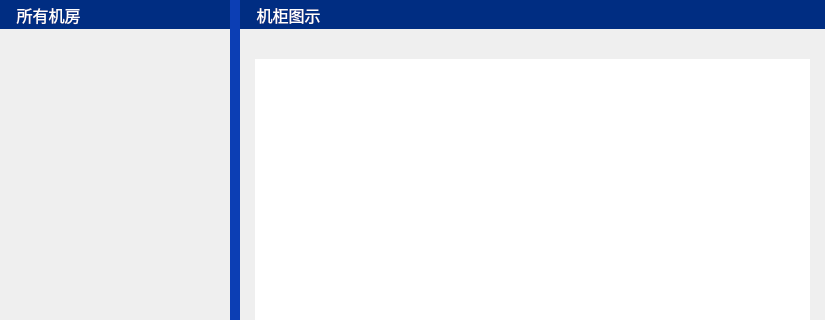
Qt form CleverManagerV3/cabinets/cab_mainwid.ui (ChinaClever/CleverManagerV3) before a commit; both pictures show x 0 to 825 and y 0 to 320 of the 825 by 593 pixel window.
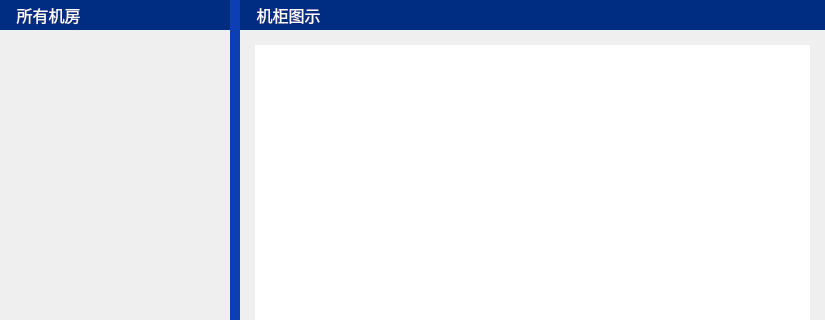
The same form after that commit.

Patch:
```diff
--- a/CleverManagerV3/cabinets/cab_mainwid.ui
+++ b/CleverManagerV3/cabinets/cab_mainwid.ui
@@ -32,7 +32,7 @@
    <item>
     <layout class="QVBoxLayout" name="verticalLayout" stretch="1,18">
      <property name="spacing">
-      <number>30</number>
+      <number>15</number>
      </property>
      <property name="bottomMargin">
       <number>10</number>
@@ -102,7 +102,7 @@
    <item>
     <layout class="QVBoxLayout" name="verticalLayout_2" stretch="1,18">
      <property name="spacing">
-      <number>30</number>
+      <number>15</number>
      </property>
      <property name="bottomMargin">
       <number>15</number>
```
